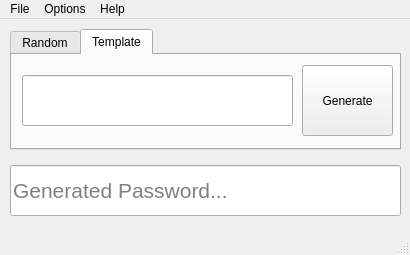
Above: src/gui/mainwindow.ui from BugOverflow/PassGen before the change. Below: the same form after it.
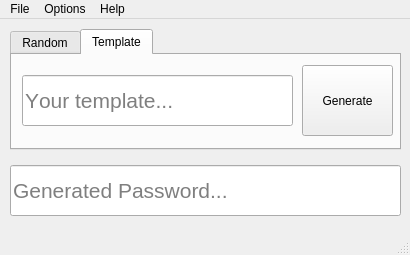
That is the form after the change. The open tabs and pages were chosen to show the change.

Diff of the .ui file:
```diff
--- a/src/gui/mainwindow.ui
+++ b/src/gui/mainwindow.ui
@@ -143,6 +143,12 @@
         <kerning>false</kerning>
        </font>
       </property>
+      <property name="toolTip">
+       <string>&lt;html&gt;&lt;head/&gt;&lt;body&gt;&lt;p&gt;&lt;span style=&quot; font-size:8pt;&quot;&gt;C - Upper char&lt;/span&gt;&lt;/p&gt;&lt;p&gt;&lt;span style=&quot; font-size:8pt;&quot;&gt;c - Lower char&lt;/span&gt;&lt;/p&gt;&lt;p&gt;&lt;span style=&quot; font-size:8pt;&quot;&gt;d - Digit&lt;/span&gt;&lt;/p&gt;&lt;p&gt;&lt;span style=&quot; font-size:8pt;&quot;&gt;s - Symbol&lt;/span&gt;&lt;/p&gt;&lt;/body&gt;&lt;/html&gt;</string>
+      </property>
+      <property name="placeholderText">
+       <string>Your template...</string>
+      </property>
      </widget>
      <widget class="QPushButton" name="pushButtonTemplateGen">
       <property name="geometry">
```
Left out of the diff: 6 changed lines with no effect on the pictures.
